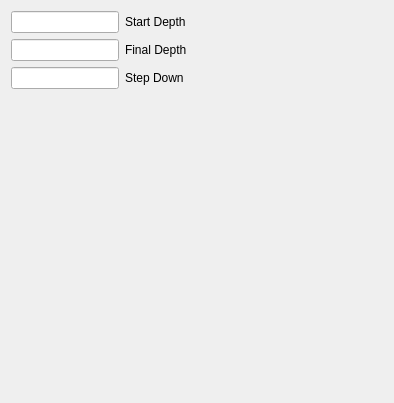
This is src/Mod/Path/Gui/Resources/panels/PageDepthsEdit.ui in berndhahnebach/All_FreeCAD as Qt 5 draws it before an edit. The edited form follows.
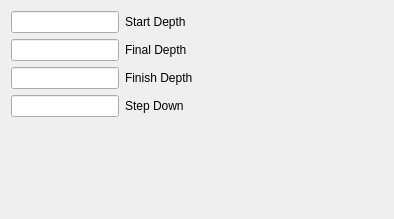
This is the edited form. Custom widgets are drawn as their Qt base class.

```diff
--- a/src/Mod/Path/Gui/Resources/panels/PageDepthsEdit.ui
+++ b/src/Mod/Path/Gui/Resources/panels/PageDepthsEdit.ui
@@ -7,7 +7,7 @@
     <x>0</x>
     <y>0</y>
     <width>394</width>
-    <height>403</height>
+    <height>219</height>
    </rect>
   </property>
   <property name="windowTitle">
@@ -34,16 +34,26 @@
      </property>
     </widget>
    </item>
-   <item row="2" column="0">
+   <item row="3" column="0">
     <widget class="Gui::InputField" name="stepDown"/>
    </item>
-   <item row="2" column="1">
-    <widget class="QLabel" name="label_3">
+   <item row="3" column="1">
+    <widget class="QLabel" name="stepDownLabel">
      <property name="text">
       <string>Step Down</string>
      </property>
     </widget>
    </item>
+   <item row="2" column="1">
+    <widget class="QLabel" name="finishDepthLabel">
+     <property name="text">
+      <string>Finish Depth</string>
+     </property>
+    </widget>
+   </item>
+   <item row="2" column="0">
+    <widget class="Gui::InputField" name="finishDepth"/>
+   </item>
   </layout>
  </widget>
  <customwidgets>
```
Left out of the diff: 10 changed lines with no effect on the pictures.
